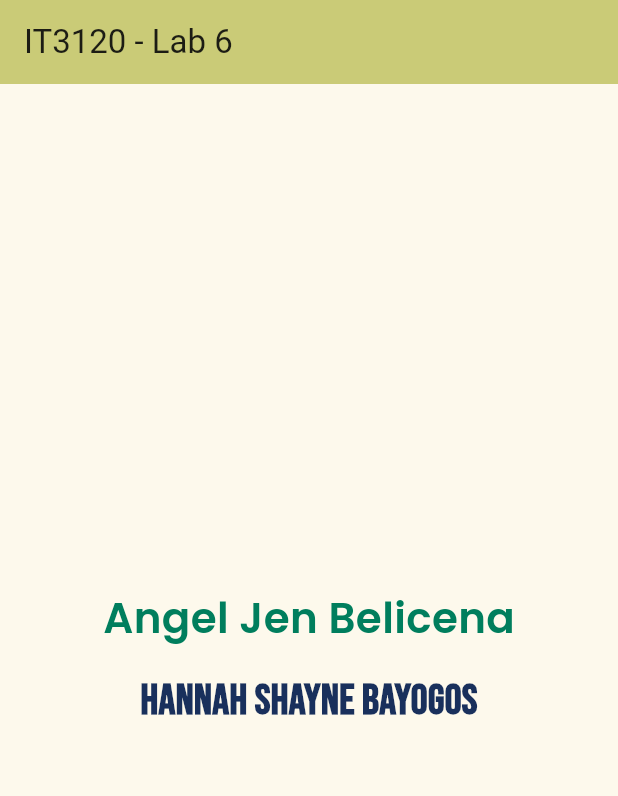
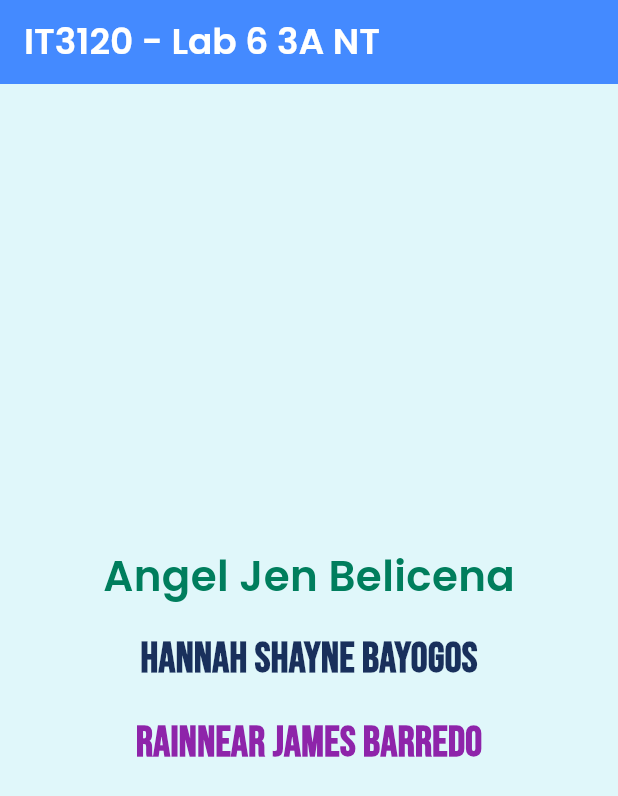
Before and after one commit to ajbelicena01/it3120-lab6, a Flutter app: the screen it shows after launch, on a phone screen of 412 x 824 dp. Shown: the top 796 px of the screen. Run offline on Flutter 3.47's test engine with Material 3 defaults, Android fonts, the phone set to English and light mode, and no system bars; our stand-ins replace google_fonts.

Commit message:
Lab 6: <Added my name, changed the title and its color, changed the AppBar's background color, changed the Scaffold's background color>

```diff
--- a/lib/main.dart
+++ b/lib/main.dart
@@ -11,12 +11,21 @@
   @override
   Widget build(BuildContext context) {
     return MaterialApp(
-      title: 'IT3120 - LAB 6',
+      title: 'IT3120 - LAB 6 3A NT',
       theme: ThemeData(
-        colorScheme: ColorScheme.fromSeed(seedColor: const Color(0xFFDAD7CD)),
+        colorScheme: ColorScheme.fromSeed(seedColor: const Color(0xFF448AFF)),
         useMaterial3: true,
+        appBarTheme: AppBarTheme(
+          backgroundColor: const Color(0xFF448AFF), //title background color
+          titleTextStyle: GoogleFonts.poppins(
+            color: const Color(0xFFFFFFFF), //title color
+            fontSize: 24,
+            fontWeight: FontWeight.w600,
+          ),
+          iconTheme: const IconThemeData(color: Colors.white),
+        ),
       ),
-      home: const MyHomePage(title: 'IT3120 - Lab 6'),
+      home: const MyHomePage(title: 'IT3120 - Lab 6 3A NT'),
     );
   }
 }
@@ -34,8 +43,8 @@
   @override
   Widget build(BuildContext context) {
     return Scaffold(
+      backgroundColor: const Color(0xFFE0F7FA), //dalom title na background
       appBar: AppBar(
-        backgroundColor: Theme.of(context).colorScheme.inversePrimary,
         title: Text(widget.title),
       ),
       body: Center(
@@ -45,7 +54,7 @@
             Text(
               'Angel Jen Belicena',
               style: GoogleFonts.poppins(
-                color: const Color(0xFF007e5d),
+                color: const Color(0xFF007E5D),
                 fontSize: 28,
                 fontWeight: FontWeight.w600,
               ),
@@ -59,6 +68,15 @@
                 fontWeight: FontWeight.w600,
               ),
             ),
+            const SizedBox(height: 16),
+            Text(
+              'Rainnear James Barredo',
+              style: GoogleFonts.bebasNeue(
+                color: const Color(0xFF8E24AA),
+                fontSize: 28,
+                fontWeight: FontWeight.w600,
+              ),
+            ),
           ],
         ),
       ),
```
